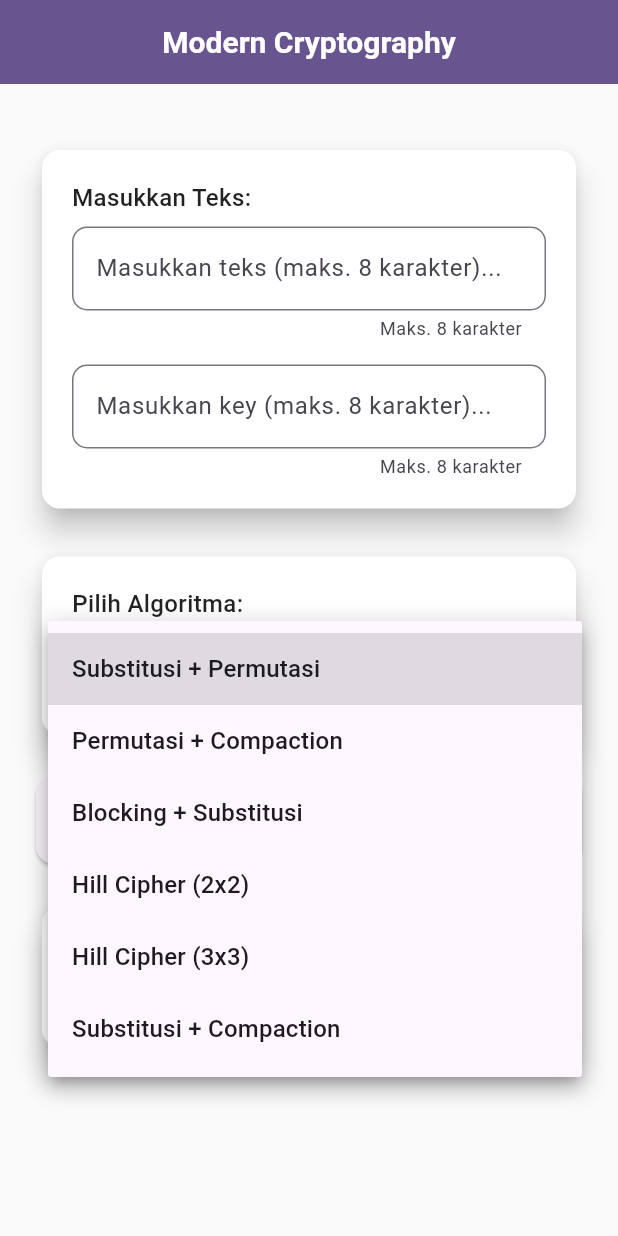
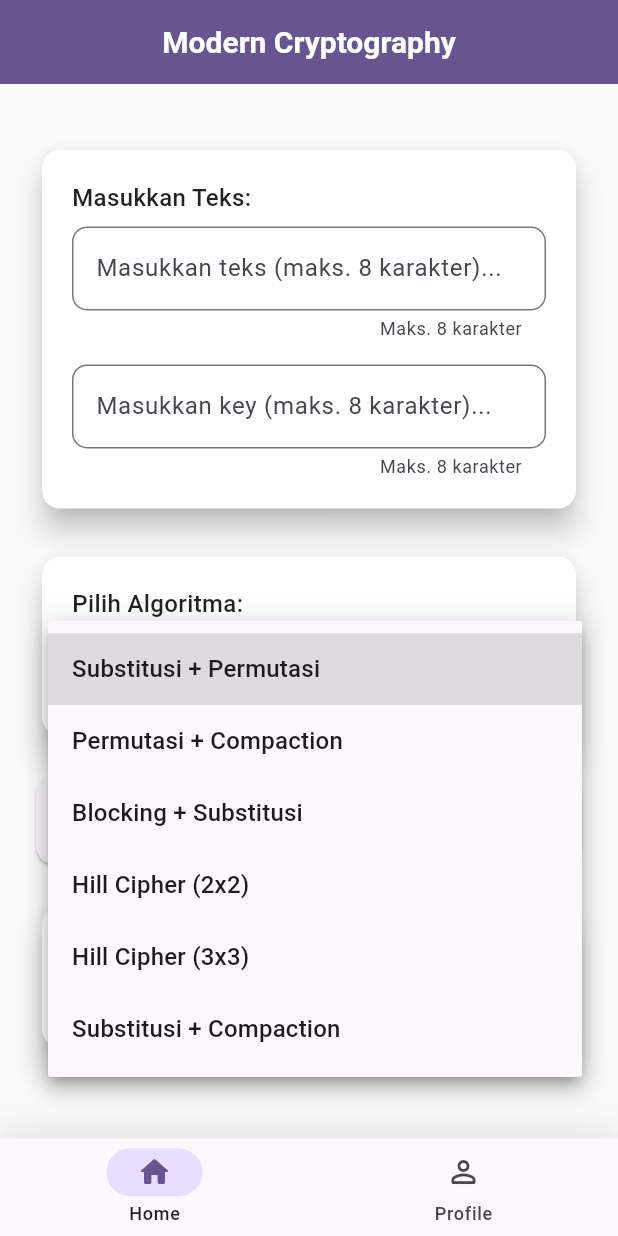
Before and after one commit to IlhamGhaza/LockFlare, a Flutter app: the screen it shows after launch, after a tap on "Pilih algoritma", on a phone screen of 412 x 824 dp. Run offline on Flutter 3.47's test engine with Material 3 defaults, Android fonts, the phone set to English and light mode, and no system bars; network calls fail.

Commit message:
feat: add buttonnnavbar and update home route

```diff
--- a/lib/main.dart
+++ b/lib/main.dart
@@ -1,6 +1,5 @@
 import 'package:flutter/material.dart';
-
-import 'presentation/home_page.dart';
+import 'package:skti_gundar/main_page.dart';
 
 void main() {
   runApp(const MyApp());
@@ -32,7 +31,7 @@ class MyApp extends StatelessWidget {
         cardColor: Colors.white,
         scaffoldBackgroundColor: Colors.grey[50],
       ),
-      home: const HomePage(),
+      home: const MainPage(),
     );
   }
 }
--- /dev/null
+++ b/lib/main_page.dart
@@ -0,0 +1,108 @@
+import 'package:flutter/material.dart';
+import 'presentation/profile_page.dart';
+import 'presentation/home_page.dart';
+
+class MainPage extends StatefulWidget {
+  const MainPage({super.key});
+
+  @override
+  State<MainPage> createState() => _MainPageState();
+}
+
+class _MainPageState extends State<MainPage> {
+  int _selectedIndex = 0;
+
+  // List halaman yang akan ditampilkan
+  final List<Widget> _pages = [
+    const HomePage(),
+    const ProfilePage(),
+  ];
+
+  // Animasi perpindahan halaman
+  void _onItemTapped(int index) {
+    setState(() {
+      _selectedIndex = index;
+    });
+  }
+
+  @override
+  Widget build(BuildContext context) {
+    final colorScheme = Theme.of(context).colorScheme;
+
+    return Scaffold(
+      body: IndexedStack(
+        index: _selectedIndex,
+        children: _pages,
+      ),
+      bottomNavigationBar: Container(
+        decoration: BoxDecoration(
+          boxShadow: [
+            BoxShadow(
+              color: colorScheme.shadow.withOpacity(0.1),
+              blurRadius: 20,
+              offset: const Offset(0, -5),
+            ),
+          ],
+        ),
+        child: NavigationBar(
+          height: 65,
+          elevation: 0,
+          selectedIndex: _selectedIndex,
+          onDestinationSelected: _onItemTapped,
+          backgroundColor: colorScheme.surface,
+          indicatorColor: colorScheme.primaryContainer,
+          labelBehavior: NavigationDestinationLabelBehavior.alwaysShow,
+          animationDuration: const Duration(milliseconds: 500),
+          destinations: [
+            NavigationDestination(
+              icon: Icon(
+                Icons.home_outlined,
+                color: _selectedIndex == 0
+                    ? colorScheme.primary
+                    : colorScheme.onSurfaceVariant,
+              ),
+              selectedIcon: Icon(
+                Icons.home_rounded,
+                color: colorScheme.primary,
+              ),
+              label: 'Home',
+            ),
+            NavigationDestination(
+              icon: Icon(
+                Icons.person_outline_rounded,
+                color: _selectedIndex == 1
+                    ? colorScheme.primary
+                    : colorScheme.onSurfaceVariant,
+              ),
+              selectedIcon: Icon(
+                Icons.person_rounded,
+                color: colorScheme.primary,
+              ),
+              label: 'Profile',
+            ),
+          ],
+        ),
+      ),
+      // FAB dengan animasi posisi
+      // floatingActionButton: AnimatedSlide(
+      //   duration: const Duration(milliseconds: 300),
+      //   offset: _selectedIndex == 1 ? const Offset(0, 2) : Offset.zero,
+      //   child: AnimatedOpacity(
+      //     duration: const Duration(milliseconds: 300),
+      //     opacity: _selectedIndex == 1 ? 0 : 1,
+      //     child: FloatingActionButton(
+      //       onPressed: () {
+      //         // Add your FAB action here
+      //       },
+      //       elevation: 4,
+      //       backgroundColor: colorScheme.primaryContainer,
+      //       child: Icon(
+      //         Icons.add_rounded,
+      //         color: colorScheme.onPrimaryContainer,
+      //       ),
+      //     ),
+      //   ),
+      // ),
+    );
+  }
+}
```
Also changed, not shown: 8 other files.
